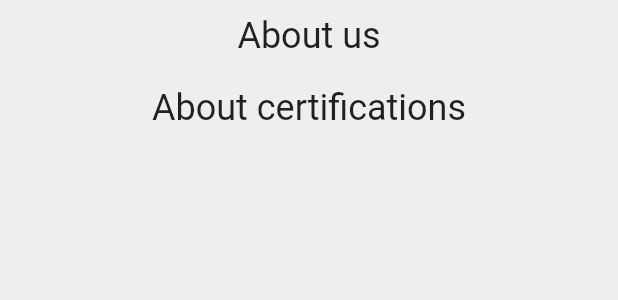
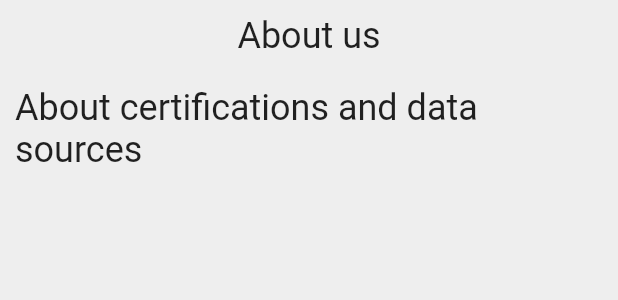
Before and after one commit to transpaer/transpaer-ui, a Flutter app: the LibraryContentsView widget shown alone on an empty page, opened directly with empty values, on a phone screen of 412 x 824 dp. Shown: the top 300 px of the screen. Run offline on Flutter 3.47's test engine with Material 2 defaults, Android fonts, the light colour scheme and no system bars; our stand-ins replace flutter_markdown, shelf; missing offline and left inert: arango_driver; generated files the repository leaves out were written again; network calls fail.

Commit message:
Add more articles

```diff
--- a/sustainity_api/lib/data.dart
+++ b/sustainity_api/lib/data.dart
@@ -54,6 +54,8 @@ enum LibraryTopic {
   main,
   forProducers,
   faq,
+  wikidata,
+  openFoodFacts,
   bcorp,
   euEcolabel,
   tco,
@@ -65,6 +67,8 @@ const libraryTopicNames = [
   "info:main",
   "info:for_producers",
   "info:faq",
+  "data:wiki",
+  "data:open_food_facts",
   "cert:bcorp",
   "cert:eu_ecolabel",
   "cert:tco",
--- a/sustainity_backend/lib/retrievers.dart
+++ b/sustainity_backend/lib/retrievers.dart
@@ -38,9 +38,6 @@ class ResultCollector {
   List<api.SearchResult> gatherResults() {
     List<ScoredResult> result = results.values.toList();
     result.sort((a, b) => b.score.compareTo(a.score));
-    if (result.length > 20) {
-      result = result.sublist(0, 20);
-    }
     return result.map((r) => r.result).toList();
   }
 }
--- a/sustainity_frontend/lib/main.dart
+++ b/sustainity_frontend/lib/main.dart
@@ -143,7 +143,7 @@ class Description extends StatelessWidget {
         child: Column(
           crossAxisAlignment: CrossAxisAlignment.start,
           children: [
-            Text(text, style: textStyle),
+            SelectableText(text, style: textStyle),
             if (sourceWidget != null) ...[
               const Space(),
               sourceWidget,
@@ -198,6 +198,8 @@ class Article extends StatelessWidget {
 }
 
 const libraryTopicIconNames = [
+  "main",
+  "main",
   "main",
   "main",
   "main",
@@ -357,8 +359,8 @@ class LibraryContentsView extends StatelessWidget {
   @override
   Widget build(BuildContext context) {
     final aboutUs = contents.items.where((i) => i.id.startsWith("info:"));
-    final aboutCertifications =
-        contents.items.where((i) => i.id.startsWith("cert:"));
+    final aboutData = contents.items
+        .where((i) => i.id.startsWith("cert:") || i.id.startsWith("data:"));
 
     return ListView(
       scrollDirection: Axis.vertical,
@@ -374,8 +376,9 @@ class LibraryContentsView extends StatelessWidget {
             ),
           );
         }),
-        const Center(child: Section(text: "About certifications")),
-        ...aboutCertifications.map((item) {
+        const Center(
+            child: Section(text: "About certifications and data sources")),
+        ...aboutData.map((item) {
           final topic = api.LibraryTopicExtension.fromString(item.id);
           return ListTile(
             leading: Image(
```
